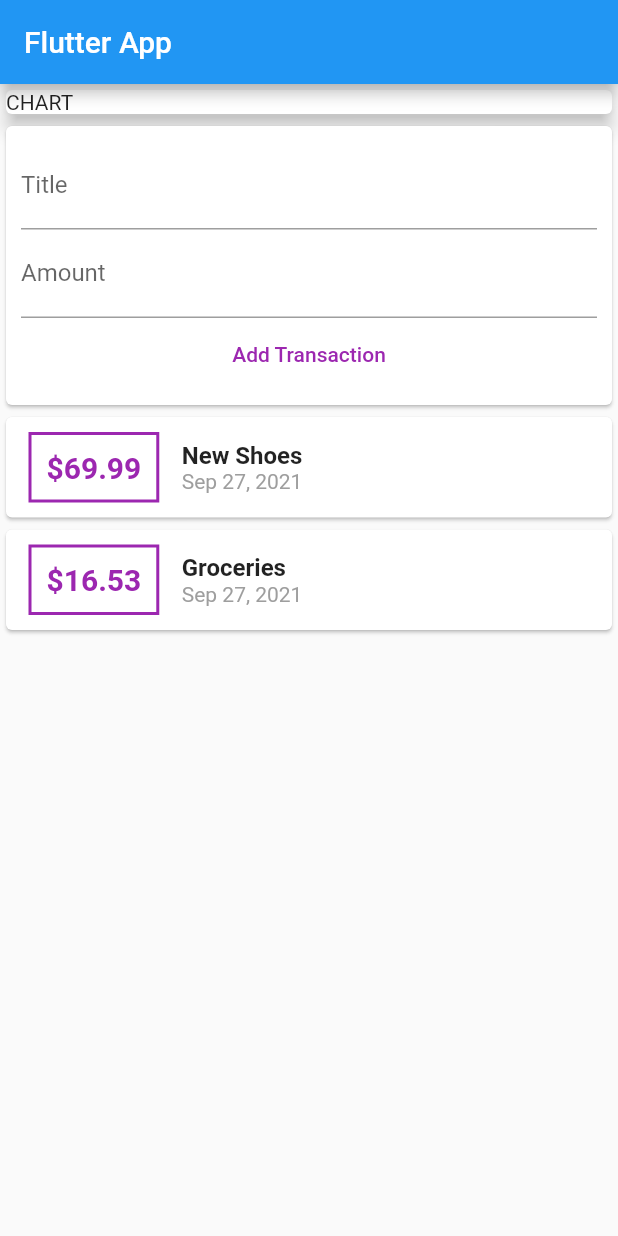
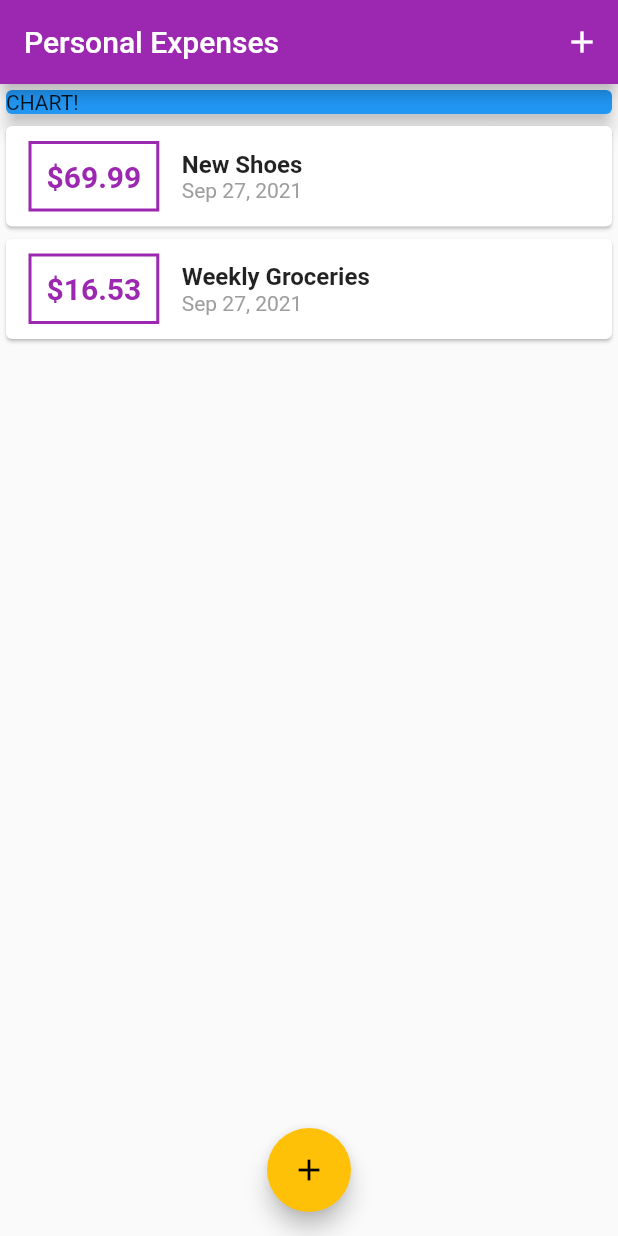
Before and after one commit to aad17/Personal-Expense, a Flutter app: the screen it shows after launch, on a phone screen of 412 x 824 dp. Run offline on Flutter 3.47's test engine with Material 2 defaults, Android fonts, the phone set to English and light mode, and no system bars.

Commit message:
Styling and floating buttons

```diff
--- a/analysis_options.yaml
+++ b/analysis_options.yaml
@@ -1,3 +1,5 @@
+# @format
+
 # This file configures the analyzer, which statically analyzes Dart code to
 # check for errors, warnings, and lints.
 #
@@ -24,6 +26,5 @@ linter:
   rules:
     # avoid_print: false  # Uncomment to disable the `avoid_print` rule
     # prefer_single_quotes: true  # Uncomment to enable the `prefer_single_quotes` rule
-
 # Additional information about this file can be found at
 # https://dart.dev/guides/language/analysis-options
--- a/lib/main.dart
+++ b/lib/main.dart
@@ -1,5 +1,8 @@
 import 'package:flutter/material.dart';
-import './widgets/user_transactions.dart';
+
+import './widgets/new_transaction.dart';
+import './widgets/transactionlist.dart';
+import './models/transaction.dart';
 
 void main() => runApp(MyApp());
 
@@ -7,39 +10,99 @@ class MyApp extends StatelessWidget {
   @override
   Widget build(BuildContext context) {
     return MaterialApp(
-      title: 'Flutter App',
+      title: 'Personal Expenses',
+      theme: ThemeData(
+        primarySwatch: Colors.purple,
+        accentColor: Colors.amber,
+      ),
       home: MyHomePage(),
     );
   }
 }
 
-class MyHomePage extends StatelessWidget {
+class MyHomePage extends StatefulWidget {
   // String titleInput;
   // String amountInput;
-  final titleController = TextEditingController();
-  final amountController = TextEditingController();
+  @override
+  _MyHomePageState createState() => _MyHomePageState();
+}
+
+class _MyHomePageState extends State<MyHomePage> {
+  final List<Transaction> _userTransactions = [
+    Transaction(
+      id: 't1',
+      title: 'New Shoes',
+      amount: 69.99,
+      date: DateTime.now(),
+    ),
+    Transaction(
+      id: 't2',
+      title: 'Weekly Groceries',
+      amount: 16.53,
+      date: DateTime.now(),
+    ),
+  ];
+
+  void _addNewTransaction(String txTitle, double txAmount) {
+    final newTx = Transaction(
+      title: txTitle,
+      amount: txAmount,
+      date: DateTime.now(),
+      id: DateTime.now().toString(),
+    );
+
+    setState(() {
+      _userTransactions.add(newTx);
+    });
+  }
+
+  void _startAddNewTransaction(BuildContext ctx) {
+    showModalBottomSheet(
+      context: ctx,
+      builder: (_) {
+        return GestureDetector(
+          onTap: () {},
+          child: NewTransaction(_addNewTransaction),
+          behavior: HitTestBehavior.opaque,
+        );
+      },
+    );
+  }
 
   @override
   Widget build(BuildContext context) {
     return Scaffold(
       appBar: AppBar(
-          title: Text('Flutter App'),
+        title: Text('Personal Expenses'),
+        actions: <Widget>[
+          IconButton(
+            icon: Icon(Icons.add),
+            onPressed: () => _startAddNewTransaction(context),
+          ),
+        ],
       ),
       body: SingleChildScrollView(
         child: Column(
-            // mainAxisAlignment: MainAxisAlignment.,
+          // mainAxisAlignment: MainAxisAlignment.start,
           crossAxisAlignment: CrossAxisAlignment.stretch,
-            children: [
+          children: <Widget>[
             Container(
               width: double.infinity,
               child: Card(
-                  child: Text("CHART"),
+                color: Colors.blue,
+                child: Text('CHART!'),
                 elevation: 5,
               ),
             ),
-              UserTransaction()
+            TransactionList(_userTransactions),
           ],
         ),
-        ));
+      ),
+      floatingActionButtonLocation: FloatingActionButtonLocation.centerFloat,
+      floatingActionButton: FloatingActionButton(
+        child: Icon(Icons.add),
+        onPressed: () => _startAddNewTransaction(context),
+      ),
+    );
   }
 }
--- a/lib/widgets/transactionlist.dart
+++ b/lib/widgets/transactionlist.dart
@@ -1,7 +1,7 @@
 import 'package:flutter/material.dart';
-import '../widgets/user_transactions.dart';
+import 'package:intl/intl.dart';
+
 import '../models/transaction.dart';
-import 'package:intl/intl.dart';
 
 class TransactionList extends StatelessWidget {
   final List<Transaction> transactions;
@@ -24,17 +24,17 @@ class TransactionList extends StatelessWidget {
                   ),
                   decoration: BoxDecoration(
                     border: Border.all(
-                      color: Colors.purple,
+                      color: Theme.of(context).primaryColor,
                       width: 2,
                     ),
                   ),
                   padding: EdgeInsets.all(10),
                   child: Text(
-                    '\$${transactions[index].amount}',
+                    '\$${transactions[index].amount.toStringAsFixed(2)}',
                     style: TextStyle(
                       fontWeight: FontWeight.bold,
                       fontSize: 20,
-                      color: Colors.purple,
+                      color: Theme.of(context).primaryColor,
                     ),
                   ),
                 ),
```
Also changed, not shown: lib/widgets/new_transaction.dart (+40 -16 lines). Lines whose indentation alone changed are shown as unchanged.
